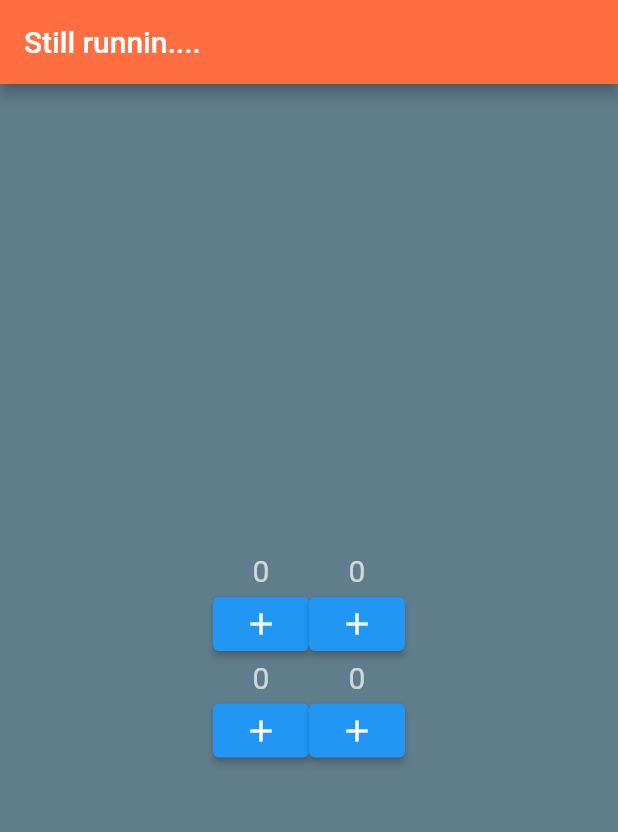
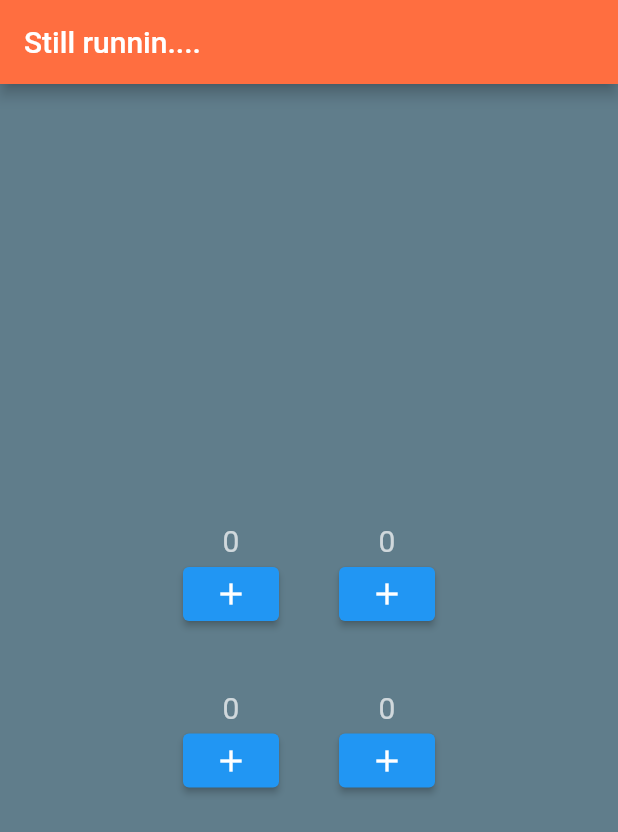
Before and after one commit to nati-m-afw/startup-namer, a Flutter app: the screen it shows after launch, on a phone screen of 412 x 824 dp. Shown: the top 832 px of the screen. Run offline on Flutter 3.47's test engine with Material 2 defaults, Android fonts, the phone set to English and light mode, and no system bars.

Commit message:
Spacing Using SizedBox

```diff
--- a/lib/main.dart
+++ b/lib/main.dart
@@ -27,31 +27,33 @@ class MyApp extends StatelessWidget {
           appBar: AppBar(
             title: Text('Still runnin....'),
           ),
-          body: Center(
+          body: Column(
             // alignment: Alignment.center,
             // padding: EdgeInsets.fromLTRB(0,30,0,0),
-            child: Column(
-              mainAxisAlignment: MainAxisAlignment.center, // Align vertically
-              children: [
+            mainAxisAlignment: MainAxisAlignment.center, // Align vertically
+            children:  [
+                Row(
+                    mainAxisAlignment: MainAxisAlignment.center, // Align horizontally
+                    // padding: EdgeInsets.all(10.0),
+                    children: [
+                        HomePage(),
+                        SizedBox(height: 40, width: 40),
+                        HomePage(),
+                    ]
+                ),
+                SizedBox(height: 40, width: 40,),
                 Row(
                     mainAxisAlignment: MainAxisAlignment.center, // Align horizontally
                     children: [
                         HomePage(),
-                        HomePage(),
-                    ]
-                ),
-                Row(
-                    mainAxisAlignment: MainAxisAlignment.center, // Align horizontally
-                    children: [
-                        HomePage(),
+                        SizedBox(height: 40, width: 40,),
                         HomePage(),
                     ]
                 ),
               ],
             ),
           ),
-        ),
-      );
+        );
 }
 
 class HomePage extends StatefulWidget {
```
